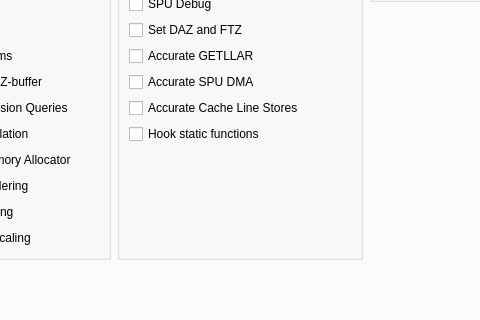
Above: rpcs3/rpcs3qt/settings_dialog.ui from RPCS3/rpcs3 before the change; both pictures show x 158 to 638 and y 107 to 427 of the 796 by 677 pixel window. Below: the same form after it.
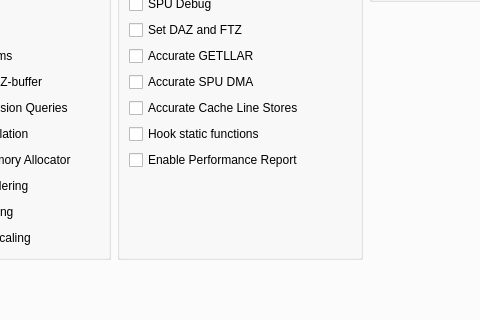
That is the form after the change. The open tabs and pages were chosen to show the change. Icons and pictures are not drawn.

Commit message: Add "Enable Performance Report" debug setting

What changed in the file:
```diff
--- a/rpcs3/rpcs3qt/settings_dialog.ui
+++ b/rpcs3/rpcs3qt/settings_dialog.ui
@@ -3520,6 +3520,13 @@
               </property>
              </widget>
             </item>
+            <item>
+             <widget class="QCheckBox" name="perfReport">
+              <property name="text">
+               <string>Enable Performance Report</string>
+              </property>
+             </widget>
+            </item>
             <item>
              <spacer name="verticalSpacerDebugCore">
               <property name="orientation">
```
The commit also changes 3 other files.
